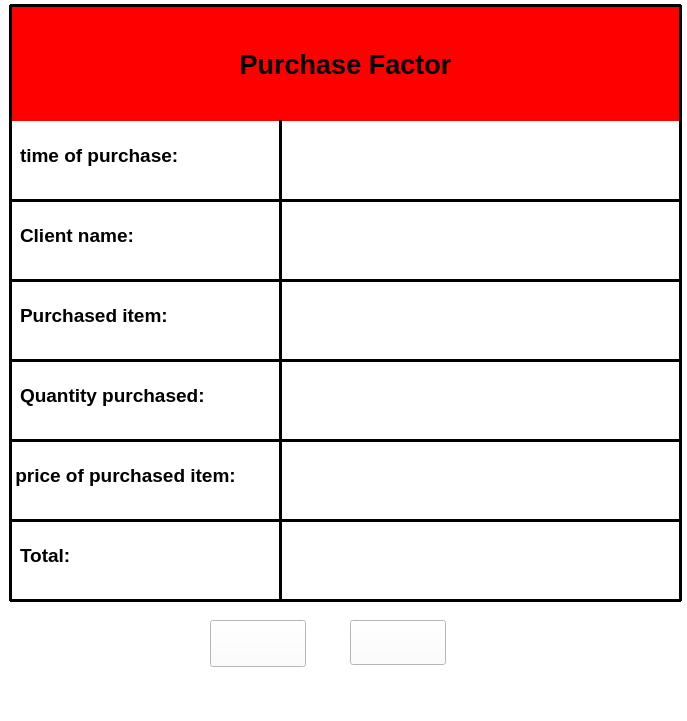
Before: the Qt Designer form factor.ui in AP-projects-4001/ls, drawn with Qt 5.
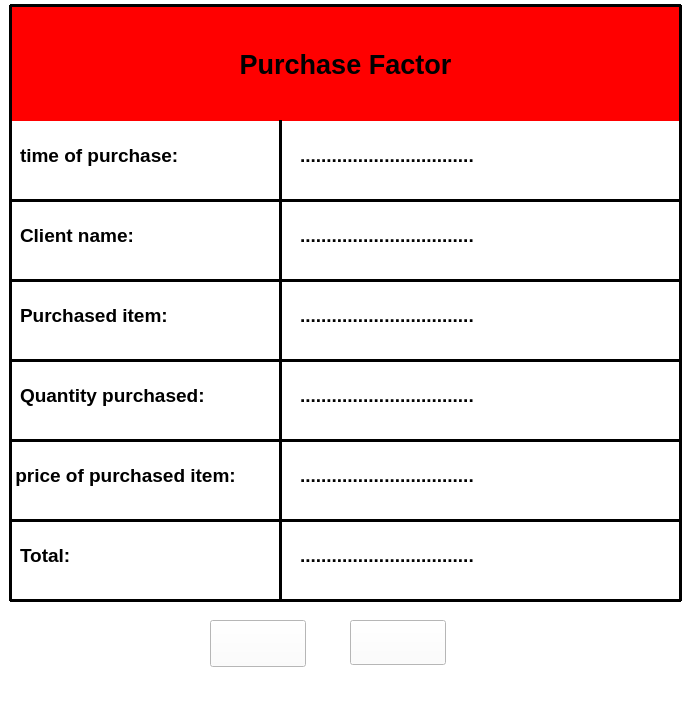
After: the same form once the commit is applied. Icons and pictures are not drawn.

Patch:
```diff
--- a/factor.ui
+++ b/factor.ui
@@ -478,6 +478,144 @@
      <string/>
     </property>
    </widget>
+   <widget class="QLabel" name="label_time">
+    <property name="geometry">
+     <rect>
+      <x>300</x>
+      <y>130</y>
+      <width>351</width>
+      <height>51</height>
+     </rect>
+    </property>
+    <property name="font">
+     <font>
+      <pointsize>14</pointsize>
+      <bold>true</bold>
+     </font>
+    </property>
+    <property name="styleSheet">
+     <string notr="true">background-color: rgb();
+background-image: url();</string>
+    </property>
+    <property name="text">
+     <string>.................................</string>
+    </property>
+   </widget>
+   <widget class="QLabel" name="label_name">
+    <property name="geometry">
+     <rect>
+      <x>300</x>
+      <y>210</y>
+      <width>351</width>
+      <height>51</height>
+     </rect>
+    </property>
+    <property name="font">
+     <font>
+      <pointsize>14</pointsize>
+      <bold>true</bold>
+     </font>
+    </property>
+    <property name="styleSheet">
+     <string notr="true">background-color: rgb();
+background-image: url();</string>
+    </property>
+    <property name="text">
+     <string>.................................</string>
+    </property>
+   </widget>
+   <widget class="QLabel" name="label_item">
+    <property name="geometry">
+     <rect>
+      <x>300</x>
+      <y>290</y>
+      <width>351</width>
+      <height>51</height>
+     </rect>
+    </property>
+    <property name="font">
+     <font>
+      <pointsize>14</pointsize>
+      <bold>true</bold>
+     </font>
+    </property>
+    <property name="styleSheet">
+     <string notr="true">background-color: rgb();
+background-image: url();</string>
+    </property>
+    <property name="text">
+     <string>.................................</string>
+    </property>
+   </widget>
+   <widget class="QLabel" name="label_Quantiy">
+    <property name="geometry">
+     <rect>
+      <x>300</x>
+      <y>370</y>
+      <width>351</width>
+      <height>51</height>
+     </rect>
+    </property>
+    <property name="font">
+     <font>
+      <pointsize>14</pointsize>
+      <bold>true</bold>
+     </font>
+    </property>
+    <property name="styleSheet">
+     <string notr="true">background-color: rgb();
+background-image: url();</string>
+    </property>
+    <property name="text">
+     <string>.................................</string>
+    </property>
+   </widget>
+   <widget class="QLabel" name="label_price">
+    <property name="geometry">
+     <rect>
+      <x>300</x>
+      <y>450</y>
+      <width>351</width>
+      <height>51</height>
+     </rect>
+    </property>
+    <property name="font">
+     <font>
+      <pointsize>14</pointsize>
+      <bold>true</bold>
+     </font>
+    </property>
+    <property name="styleSheet">
+     <string notr="true">background-color: rgb();
+background-image: url();</string>
+    </property>
+    <property name="text">
+     <string>.................................</string>
+    </property>
+   </widget>
+   <widget class="QLabel" name="label_total">
+    <property name="geometry">
+     <rect>
+      <x>300</x>
+      <y>530</y>
+      <width>351</width>
+      <height>51</height>
+     </rect>
+    </property>
+    <property name="font">
+     <font>
+      <pointsize>14</pointsize>
+      <bold>true</bold>
+     </font>
+    </property>
+    <property name="styleSheet">
+     <string notr="true">background-color: rgb();
+background-image: url();</string>
+    </property>
+    <property name="text">
+     <string>.................................</string>
+    </property>
+   </widget>
   </widget>
  </widget>
  <resources/>
```
Left out of the diff: 4 changed lines with no effect on the pictures.
